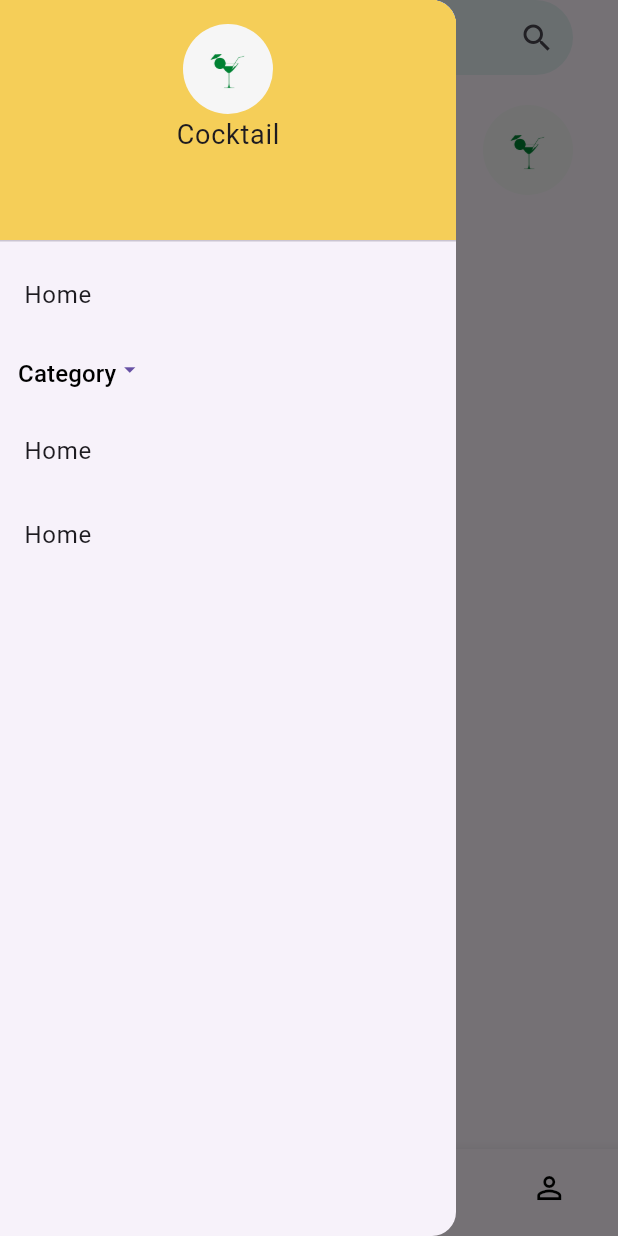
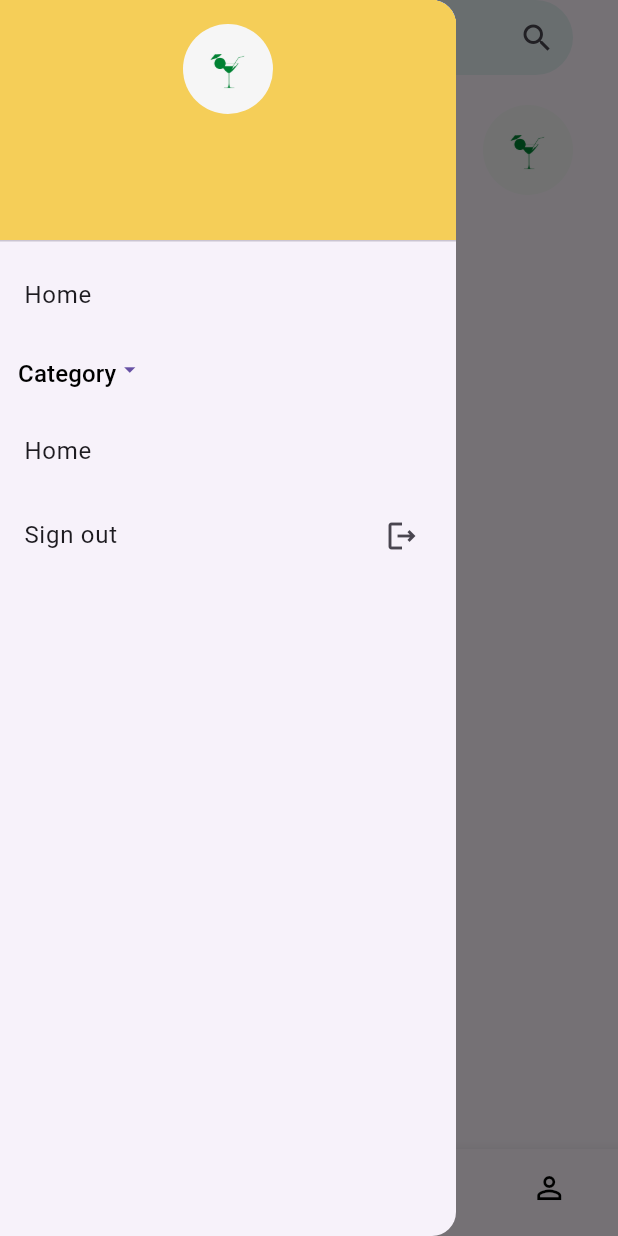
Before and after one commit to Swethanidhun/happycocktail, a Flutter app: the HomePage screen opened directly, with the side drawer open, on a phone screen of 412 x 824 dp. Run offline on Flutter 3.47's test engine with Material 3 defaults, Android fonts, the phone set to English and light mode, and no system bars; our stand-ins replace cloud_firestore, firebase_auth, firebase_core, get, get_storage, hive and 1 more; accounts and stored records are empty; network calls fail; Roboto replaces fonts that are missing (Montserrat-Black); project files that could hold a hidden picture were left out.

Commit message:
login with email and password completed

```diff
--- a/cocktail/lib/data/modules/Home_module/Homepage.dart
+++ b/cocktail/lib/data/modules/Home_module/Homepage.dart
@@ -30,7 +30,7 @@ class _HomePageState extends State<HomePage> {
         padding: const EdgeInsets.symmetric(horizontal: 30.0),
         child: ListView(
           children: [
-            auth.currentUser!.emailVerified ? SizedBox() : Text("${auth.currentUser!.email} not verifyed"),
+            // auth.currentUser!.emailVerified ? SizedBox() : Text("${auth.currentUser!.email} not verifyed"),
             const SizedBox(
               height: 50,
             ),
--- a/cocktail/lib/data/widgets/appdrawer.dart
+++ b/cocktail/lib/data/widgets/appdrawer.dart
@@ -1,22 +1,27 @@
 import 'package:cocktail/data/modules/Home_module/Homepage.dart';
+import 'package:cocktail/data/modules/Signin_module/signin_controller.dart';
 import 'package:cocktail/data/modules/alcoholic_module/alcoholic.dart';
 import 'package:cocktail/data/modules/non_alcoholic_module/non_alcoholic.dart';
 import 'package:cocktail/data/modules/ordinarydrink_module/ordinaryDrink.dart';
 import 'package:cocktail/data/widgets/circleavathar.dart';
+import 'package:firebase_auth/firebase_auth.dart';
 import 'package:flutter/material.dart';
 import 'package:get/get.dart';
-import 'package:get/get_core/src/get_main.dart';
 
 class Appdrawer extends StatelessWidget {
   const Appdrawer({super.key});
 
   @override
   Widget build(BuildContext context) {
+    FirebaseAuth auth = FirebaseAuth.instance;
+        Get.put(SigninController());
+    final signincontroller = Get.find<SigninController>();
+
     return Drawer(
       child: ListView(
         padding: EdgeInsets.zero,
         children: [
-          const DrawerHeader(
+           DrawerHeader(
               decoration:
                   BoxDecoration(color: Color.fromARGB(255, 245, 206, 88)),
               child: Column(
@@ -25,7 +30,7 @@ class Appdrawer extends StatelessWidget {
                     url: "assets/images/—Pngtree—cartoon cocktail_2716380.png",
                   ),
                   Text(
-                    "Cocktail",
+                    "${auth.currentUser!.email}",
                     style: TextStyle(fontSize: 18),
                   )
                 ],
@@ -96,8 +101,14 @@ class Appdrawer extends StatelessWidget {
           const ListTile(
             title: Text("Home"),
           ),
-          const ListTile(
-            title: Text("Home"),
+          GestureDetector(
+            onTap: () {
+              signincontroller.signOut();
+            },
+            child: const ListTile(
+              title: Text("Sign out"),
+              trailing: Icon(Icons.logout_outlined),
+            ),
           ),
         ],
       ),
--- a/cocktail/lib/main.dart
+++ b/cocktail/lib/main.dart
@@ -3,12 +3,15 @@ import 'package:cocktail/data/splash.dart';
 import 'package:firebase_core/firebase_core.dart';
 import 'package:flutter/material.dart';
 import 'package:get/get.dart';
+import 'package:hive/hive.dart';
+import 'package:hive_flutter/adapters.dart';
 
 void main() async{
   WidgetsFlutterBinding.ensureInitialized();
   await Firebase.initializeApp(
     options: const FirebaseOptions(apiKey: "AIzaSyAWmpPcncGvkfmTdfXg1JmxVhO1l9vHm90", appId: "1:60298523262:android:cda437a0dfac9fd78d9e2f", messagingSenderId: "60298523262", projectId: "happycocktail")
   );
+  await Hive.initFlutter();
   runApp(const MyApp());
 }
 
--- a/cocktail/pubspec.yaml
+++ b/cocktail/pubspec.yaml
@@ -43,6 +43,8 @@ dependencies:
   cloud_firestore: ^4.13.6
   firebase_database: ^10.3.8
   uuid: ^4.2.2
+  hive: ^2.2.3
+  hive_flutter: ^1.1.0
 
 dev_dependencies:
   flutter_test:
@@ -54,6 +56,8 @@ dev_dependencies:
   # package. See that file for information about deactivating specific lint
   # rules and activating additional ones.
   flutter_lints: ^2.0.0
+  hive_generator: ^2.0.1
+  build_runner: ^2.4.7
 
 # For information on the generic Dart part of this file, see the
 # following page: https://dart.dev/tools/pub/pubspec
```
Also changed, not shown: cocktail/lib/data/modules/Login_module/Login.dart (+10 -4 lines), cocktail/lib/data/modules/Signin_module/signin_controller.dart (+53 -7 lines), cocktail/lib/data/modules/foregotpasswordmodule/foregotpassword_controller.dart (added, +24 -0 lines), cocktail/lib/data/modules/foregotpasswordmodule/forgotpassword.dart (added, +52 -0 lines), cocktail/lib/data/splash.dart (+20 -4 lines), cocktail/pubspec.lock.
